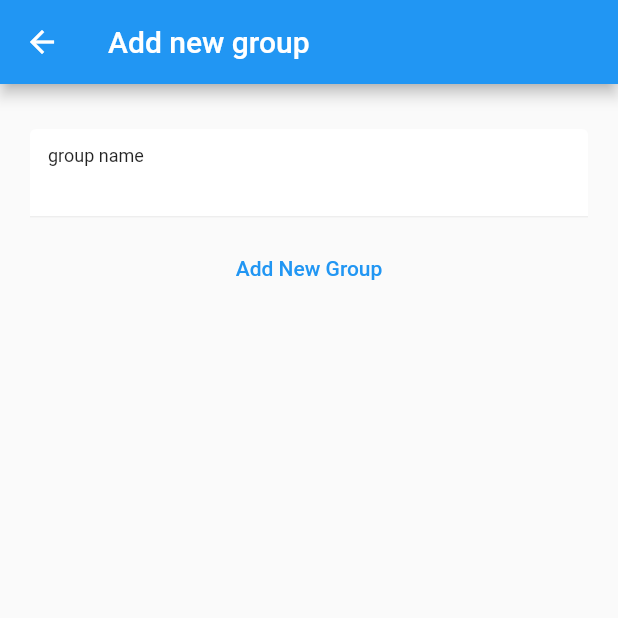
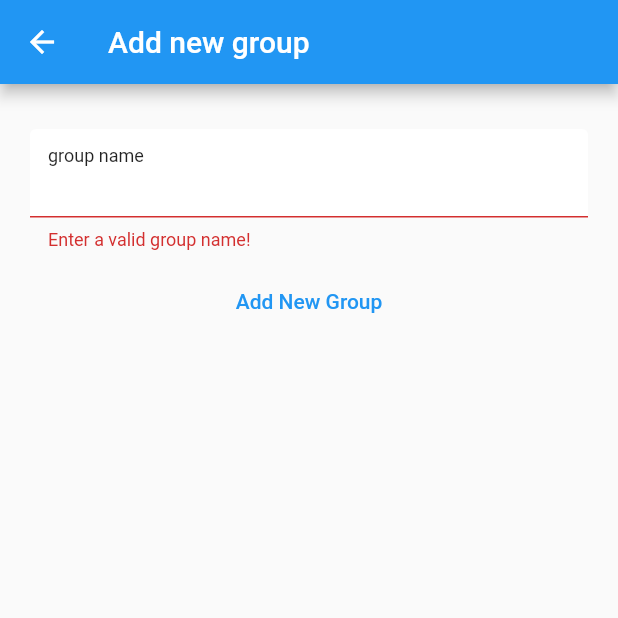
Before and after one commit to hassan-thabet/pos, a Flutter app: the AddNewGroup screen opened directly, after a tap on "Add New Group", on a phone screen of 412 x 824 dp, the top half of it. Run offline on Flutter 3.47's test engine with Material 2 defaults, Android fonts, the phone set to English and light mode, and no system bars; our stand-ins replace sqflite, sqflite_common_ffi, sqflite_common_ffi_web; missing offline and left inert: window_size; accounts and stored records are empty.

Commit message:
validat forms

```diff
--- a/lib/screens/add_new_group.dart
+++ b/lib/screens/add_new_group.dart
@@ -1,8 +1,8 @@
-
 import 'package:flutter/material.dart';
 import 'package:uptime_code/database/database_helper.dart';
+import '../widgets/custom_text_field.dart';
 
-import '../widgets/custom_text_field.dart';
+
 class AddNewGroup extends StatelessWidget {
   const AddNewGroup({Key? key}) : super(key: key);
 
@@ -24,6 +24,12 @@ class AddNewGroup extends StatelessWidget {
               children: [
                 CustomTextField(
                   label: 'group name',
+                  isValid: (value){
+                    if (value.isEmpty) {
+                      return 'Enter a valid group name!';
+                    }
+                    return null;
+                  },
                   onSave: (value)
                   {
                     groupName = value!;
@@ -31,9 +37,19 @@ class AddNewGroup extends StatelessWidget {
                 ),
                 TextButton(
                   onPressed: ()
+
                   async {
+
+                    final isValid = groupFormKey.currentState!.validate();
+                    if (!isValid) {
+                      return;
+                    }
                     groupFormKey.currentState?.save();
                     DatabaseHelper().insertGroup(groupName);
+                    groupFormKey.currentState?.reset();
+                    ScaffoldMessenger.of(context).showSnackBar(
+                        SnackBar(content: Text('$groupName Added successfully') , backgroundColor: Colors.green[800],)
+                    );
                   },
                   child: const Text('Add New Group'),
                 )
--- a/lib/screens/get_all_groups.dart
+++ b/lib/screens/get_all_groups.dart
@@ -1,5 +1,5 @@
 import 'package:flutter/material.dart';
-import 'package:uptime_code/core/extensions.dart';
+import 'package:uptime_code/core/device_size.dart';
 import 'package:uptime_code/database/database_helper.dart';
 import 'package:uptime_code/widgets/group_list_tile.dart';
 class GetAllGroups extends StatelessWidget {
@@ -31,9 +31,10 @@ class GetAllGroups extends StatelessWidget {
                   onDelete: () async {
                     DatabaseHelper().deleteGroup(groups[index]['id']);
                     await DatabaseHelper().getGroups().then((value) {
+
                       Navigator.pushReplacement(context, MaterialPageRoute(builder: (context) => GetAllGroups(groups: value)));
                       ScaffoldMessenger.of(context).showSnackBar(
-                          SnackBar(content: Text('${groups[index]['name']} deleted successfully'))
+                          SnackBar(content: Text('${groups[index]['name']} deleted successfully') , backgroundColor: Colors.red,)
                       );
                     });
                   },
--- a/lib/widgets/custom_card_widget.dart
+++ b/lib/widgets/custom_card_widget.dart
@@ -1,5 +1,5 @@
 import 'package:flutter/material.dart';
-import 'package:uptime_code/core/extensions.dart';
+import 'package:uptime_code/core/device_size.dart';
 class CustomCardWidget extends StatelessWidget {
   final String title;
   final VoidCallback onClick;
--- a/lib/widgets/custom_text_field.dart
+++ b/lib/widgets/custom_text_field.dart
@@ -2,7 +2,8 @@ import 'package:flutter/material.dart';
 class CustomTextField extends StatelessWidget {
   final String label;
   final Function(String?) onSave;
-  const CustomTextField({Key? key, required this.label, required this.onSave}) : super(key: key);
+  final FormFieldValidator isValid;
+  const CustomTextField({Key? key, required this.label, required this.onSave, required this.isValid}) : super(key: key);
 
   @override
   Widget build(BuildContext context) {
@@ -38,7 +39,7 @@ class CustomTextField extends StatelessWidget {
         cursorColor: Colors.black87,
         cursorWidth: 1,
         onSaved: onSave,
-
+        validator: isValid
       ),
     );
   }
```
Also changed, not shown: lib/core/validator.dart (added, +12 -0 lines), lib/main.dart (+11 -7 lines), lib/screens/add_new_item.dart (+54 -6 lines), lib/screens/get_all_items.dart (+8 -3 lines), lib/core/device_size.dart (renamed from lib/core/extensions.dart).
